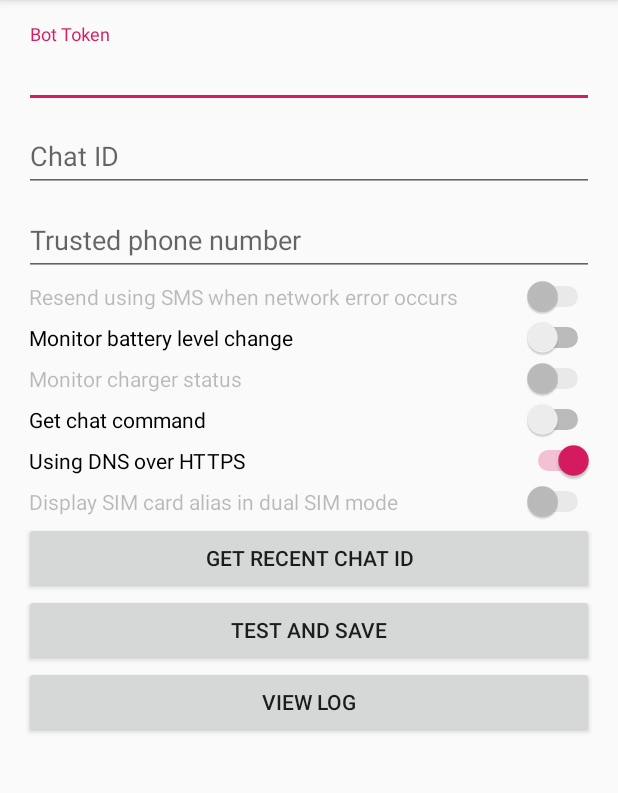
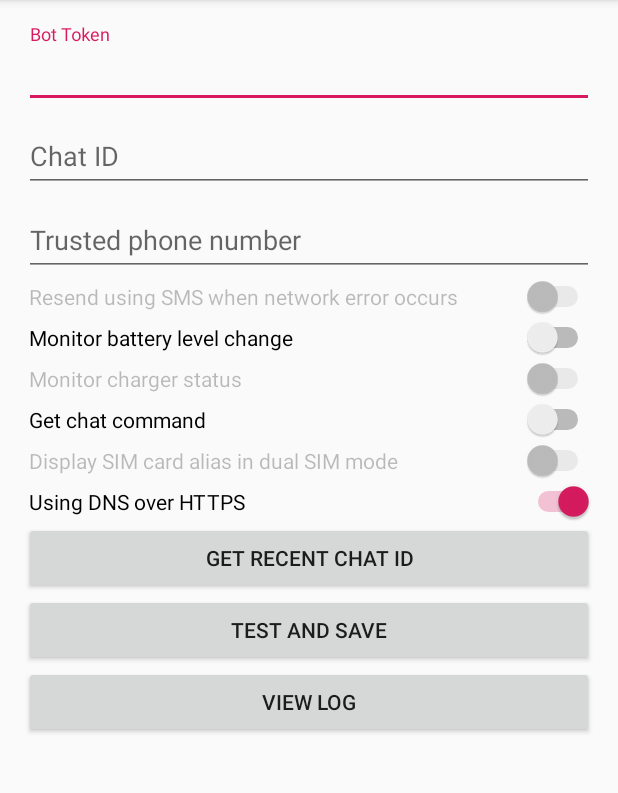
Before and after one commit to telegram-sms/telegram-sms, an Android app: the screen it shows after launch (main_activity), on a phone screen of 412 x 824 dp, the part 84-877 px from its top. Run offline under Robolectric (Android 15) with nearby library versions, the phone set to English and light mode, and no system bars; libraries missing offline, so code that uses them is left out: okhttp3.dnsoverhttps.

Commit message:
修复错误换行的问题

```diff
--- a/app/src/main/res/layout/activity_main.xml
+++ b/app/src/main/res/layout/activity_main.xml
@@ -66,41 +66,40 @@
                     android:layout_width="match_parent"
                     android:layout_height="wrap_content"
                     android:paddingStart="3dp"
-                android:text="@string/network_error_falls_back_to_sms" />
+                    android:text="@string/network_error_falls_back_to_sms" tools:ignore="RtlSymmetry"/>
 
             <Switch
                     android:id="@+id/battery_monitoring"
                     android:layout_width="match_parent"
                     android:layout_height="wrap_content"
                     android:paddingStart="3dp"
-                android:text="@string/battery_monitoring" />
+                    android:text="@string/battery_monitoring" tools:ignore="RtlSymmetry"/>
 
             <Switch
                     android:id="@+id/charger_status"
                     android:layout_width="match_parent"
                     android:layout_height="wrap_content"
                     android:paddingStart="3dp"
-                android:text="@string/charger_status" />
+                    android:text="@string/charger_status" tools:ignore="RtlSymmetry"/>
             <Switch
                     android:id="@+id/chat_command"
                     android:layout_width="match_parent"
                     android:layout_height="wrap_content"
                     android:paddingStart="3dp"
-                android:text="@string/chat_command" />
+                    android:text="@string/chat_command" tools:ignore="RtlSymmetry"/>
 
+            <Switch
+                    android:id="@+id/display_dual_sim"
+                    android:layout_width="match_parent"
+                    android:layout_height="wrap_content"
+                    android:paddingStart="3dp"
+                    android:text="@string/display_sim_card_alias_in_dual_card_mode" tools:ignore="RtlSymmetry"/>
             <Switch
                     android:id="@+id/doh_switch"
                     android:layout_width="match_parent"
                     android:layout_height="wrap_content"
                     android:paddingStart="3dp"
-                android:text="@string/using_doh" />
-            <Switch
-                android:id="@+id/display_dual_sim"
-                android:layout_width="match_parent"
-                android:layout_height="wrap_content"
-                android:paddingStart="3dp"
-                android:text="@string/display_sim_card_alias_in_dual_card_mode" />
-
+                    android:text="@string/using_doh" tools:ignore="RtlSymmetry"/>
             <Button
                 android:id="@+id/get_id"
                 android:layout_width="match_parent"
--- a/app/src/main/res/values/strings.xml
+++ b/app/src/main/res/values/strings.xml
@@ -60,5 +60,4 @@
     <string name="sim_card_lock">SIM card locked.</string>
     <string name="no_logs">No logs yet.</string>
     <string name="charger_status">Monitor charger status</string>
-    <string name="verification_code">Verification Code</string>
 </resources>
```
Also changed, not shown: app/src/main/java/com/qwe7002/telegram_sms/public_func.java (+10 -8 lines), app/src/main/java/com/qwe7002/telegram_sms/sms_receiver.java (+4 -3 lines), 3 other files. Lines whose indentation alone changed are shown as unchanged.
